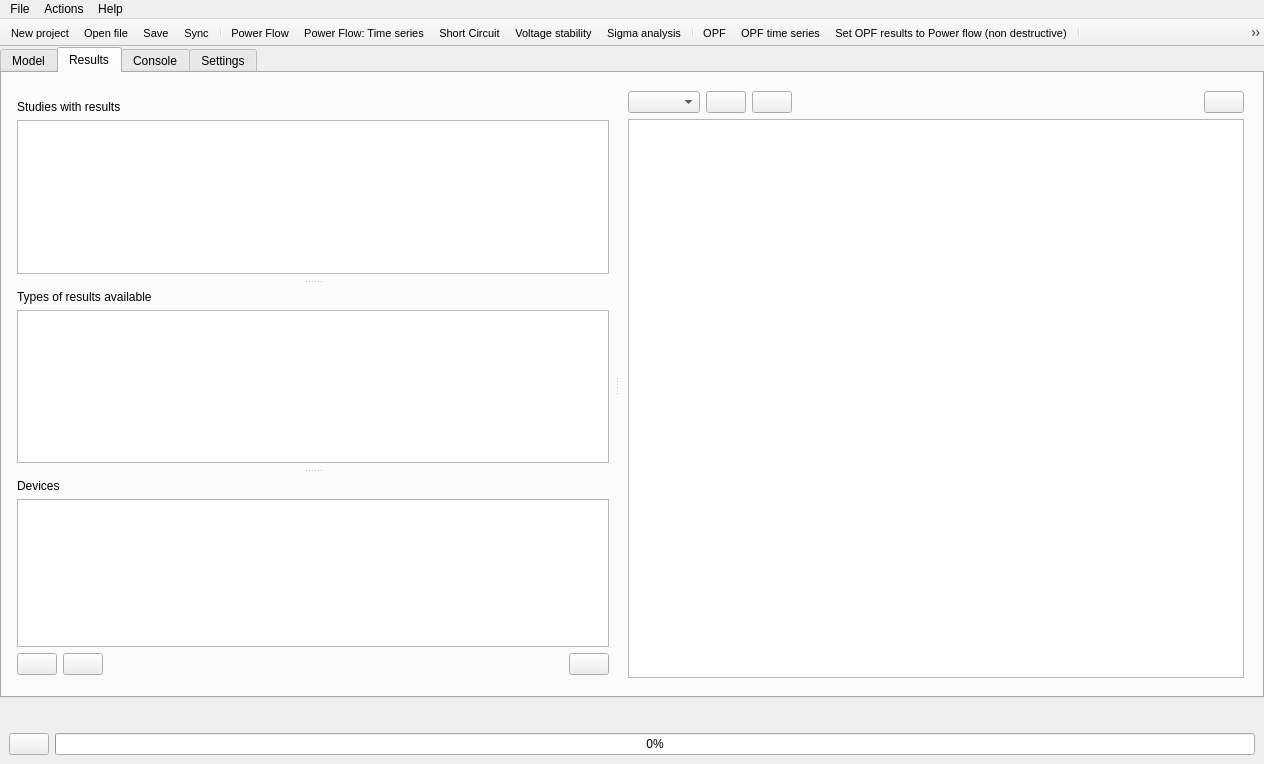
First picture: the form in src/GridCal/Gui/Main/MainWindow.ui, repository SanPen/GridCal, before the edit.
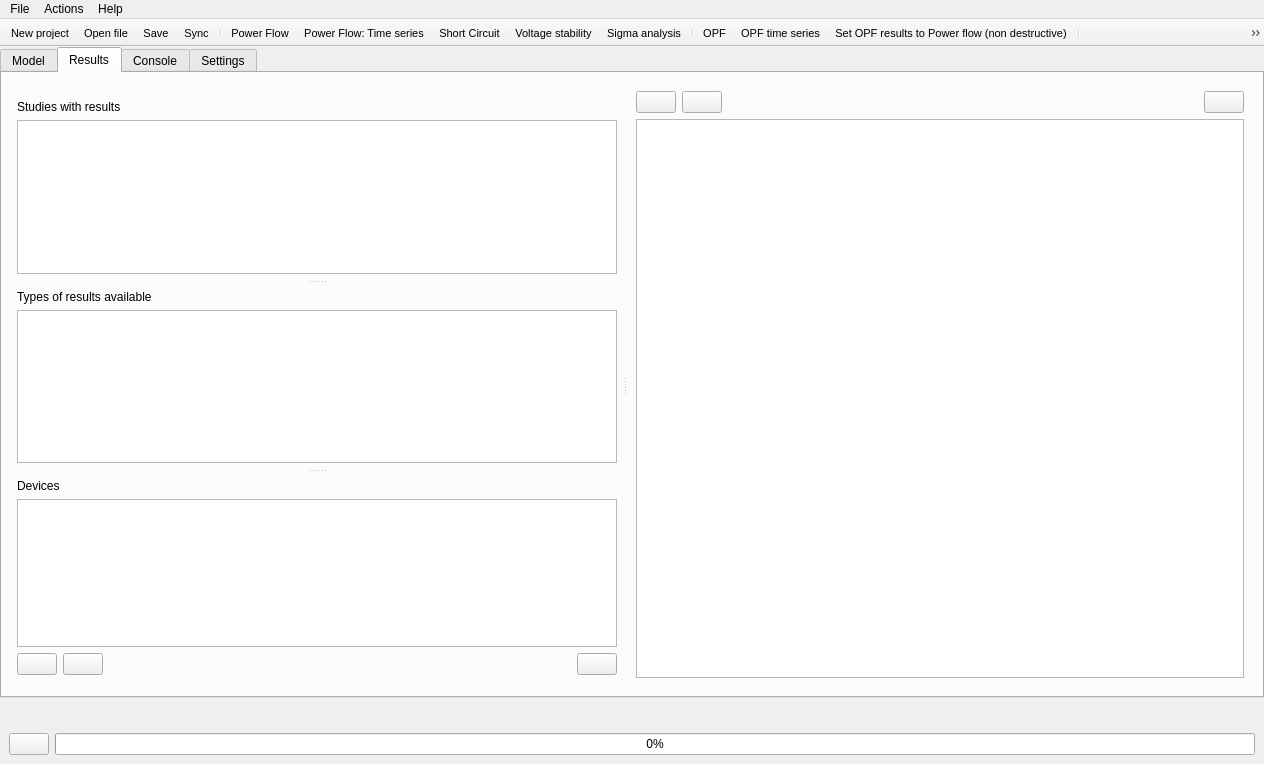
Second picture: the form after the edit. The open tabs and pages were chosen to show the change. Icons and pictures are not drawn.

The edit to the form file:
```diff
--- a/src/GridCal/Gui/Main/MainWindow.ui
+++ b/src/GridCal/Gui/Main/MainWindow.ui
@@ -1629,9 +1629,6 @@
                <property name="bottomMargin">
                 <number>0</number>
                </property>
-               <item>
-                <widget class="QComboBox" name="export_mode_comboBox"/>
-               </item>
                <item>
                 <widget class="QPushButton" name="copy_results_pushButton">
                  <property name="toolTip">
```
